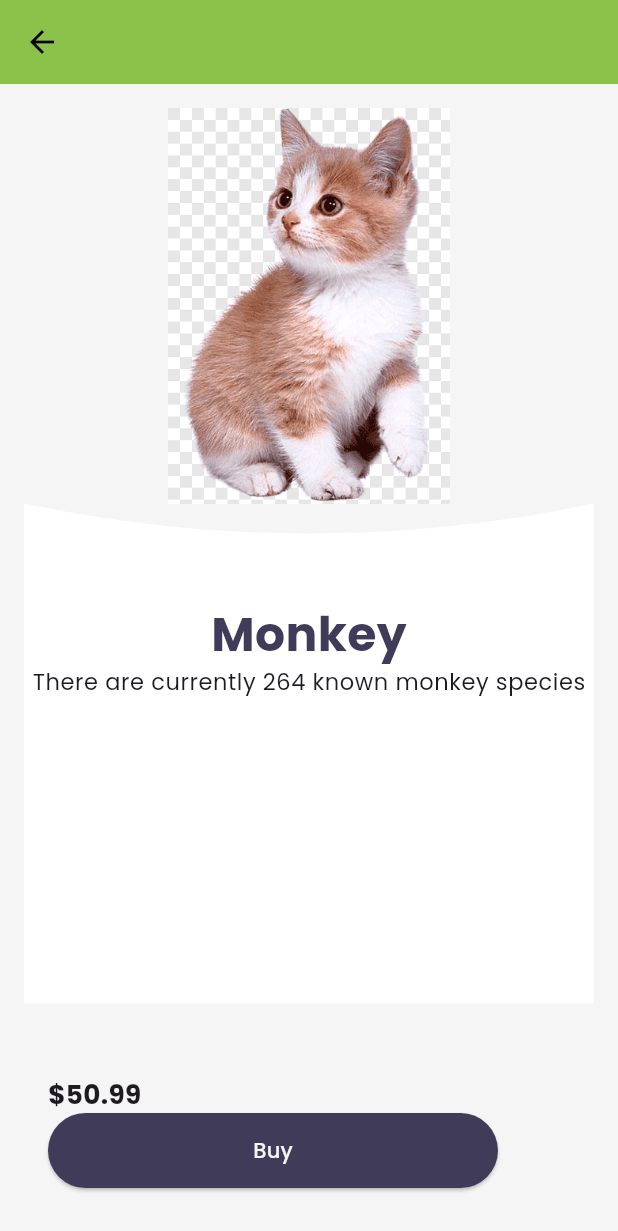
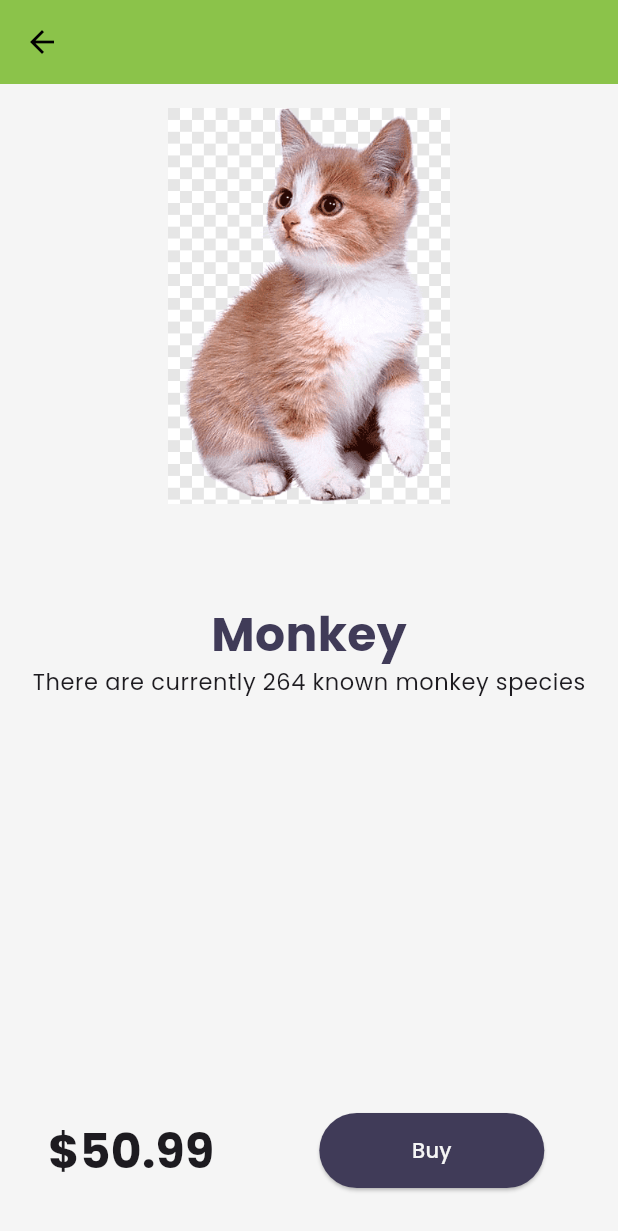
Before and after one commit to samir1120k/Online-Vegetable-Store, a Flutter app: the screen it shows after launch, after a tap on "Monkey", on a phone screen of 412 x 824 dp. Shown: the top 1231 px of the screen. Run offline on Flutter 3.47's test engine with Material 3 defaults, Android fonts, the phone set to English and light mode, and no system bars; drawn by our look-alikes of velocity_x; our stand-ins replace google_fonts.

Commit message:
day-16 Complete

```diff
--- a/lib/pages/home_detail_page.dart
+++ b/lib/pages/home_detail_page.dart
@@ -12,11 +12,13 @@ class HomeDetialsPage extends StatelessWidget {
     return Scaffold(
       appBar: AppBar(),
       backgroundColor: Mytheme.creamColor,
-      bottomNavigationBar: ButtonBar(
+      bottomNavigationBar: Row(
+        children: [
+          ButtonBar(
             alignment: MainAxisAlignment.spaceBetween,
             buttonPadding: EdgeInsets.zero,
             children: [
-          "\$${catalog.price}".text.bold.xl.make(),
+              "\$${catalog.price}".text.bold.xl4.make(),
               ElevatedButton(
                 onPressed: () {},
                 style: ButtonStyle(
@@ -24,7 +26,9 @@ class HomeDetialsPage extends StatelessWidget {
                       MaterialStateProperty.all(Mytheme.dartBluishColor),
                 ),
                 child: "Buy".text.color(Mytheme.creamColor).make(),
-          ).wh(300, 50)
+              ).wh(150, 50).pOnly(left: 70.0)
+            ],
+          ),
         ],
       ).p32(),
       body: SafeArea(
@@ -40,7 +44,6 @@ class HomeDetialsPage extends StatelessWidget {
             arcType: VxArcType.convey,
             edge: VxEdge.top,
             child: Container(
-              color: Vx.white,
               width: context.screenWidth,
               child: Column(
                 children: [
--- a/lib/pages/home_page.dart
+++ b/lib/pages/home_page.dart
@@ -44,7 +44,7 @@ class _HomePageState extends State<HomePage> {
             children: [
               catalogHeader(),
               if (CatlogModel.items != (null) && CatlogModel.items.isNotEmpty)
-                CatalogList().expand()
+                CatalogList().py16().expand()
               else
                 Center(
                   child: CircularProgressIndicator().centered().expand(),
```
Lines whose indentation alone changed are shown as unchanged.
